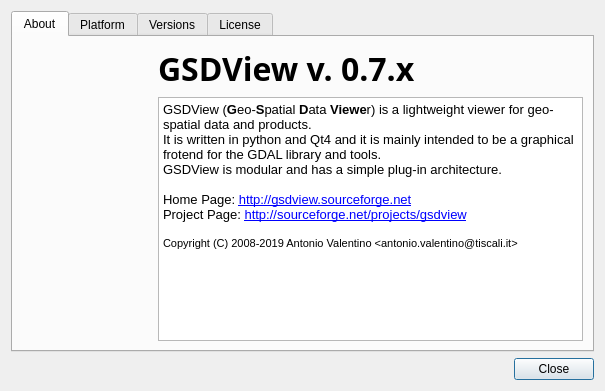
Qt form gsdview/ui/aboutdialog.ui (avalentino/gsdview) before a commit.
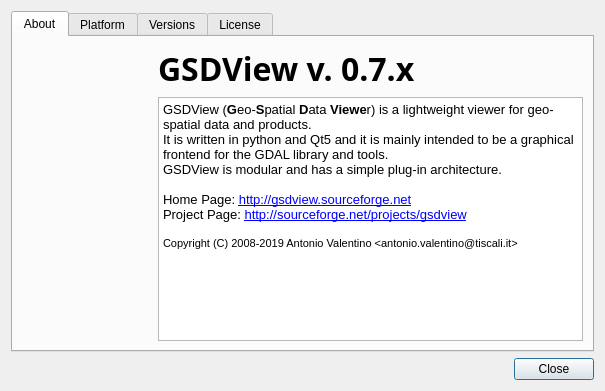
The same form after that commit. Icons and pictures are not drawn.

Diff of the .ui file:
```diff
--- a/gsdview/ui/aboutdialog.ui
+++ b/gsdview/ui/aboutdialog.ui
@@ -139,7 +139,7 @@
 p, li { white-space: pre-wrap; }
 &lt;/style&gt;&lt;/head&gt;&lt;body style=&quot; font-family:'.Helvetica Neue DeskInterface'; font-size:13pt; font-weight:400; font-style:normal;&quot;&gt;
 &lt;p style=&quot; margin-top:0px; margin-bottom:0px; margin-left:0px; margin-right:0px; -qt-block-indent:0; text-indent:0px;&quot;&gt;&lt;span style=&quot; font-family:'DejaVu Sans'; font-size:10pt;&quot;&gt;GSDView (&lt;/span&gt;&lt;span style=&quot; font-family:'DejaVu Sans'; font-size:10pt; font-weight:600;&quot;&gt;G&lt;/span&gt;&lt;span style=&quot; font-family:'DejaVu Sans'; font-size:10pt;&quot;&gt;eo-&lt;/span&gt;&lt;span style=&quot; font-family:'DejaVu Sans'; font-size:10pt; font-weight:600;&quot;&gt;S&lt;/span&gt;&lt;span style=&quot; font-family:'DejaVu Sans'; font-size:10pt;&quot;&gt;patial &lt;/span&gt;&lt;span style=&quot; font-family:'DejaVu Sans'; font-size:10pt; font-weight:600;&quot;&gt;D&lt;/span&gt;&lt;span style=&quot; font-family:'DejaVu Sans'; font-size:10pt;&quot;&gt;ata &lt;/span&gt;&lt;span style=&quot; font-family:'DejaVu Sans'; font-size:10pt; font-weight:600;&quot;&gt;Viewe&lt;/span&gt;&lt;span style=&quot; font-family:'DejaVu Sans'; font-size:10pt;&quot;&gt;r) is a lightweight viewer for geo-spatial data and products.&lt;/span&gt;&lt;/p&gt;
-&lt;p style=&quot; margin-top:0px; margin-bottom:0px; margin-left:0px; margin-right:0px; -qt-block-indent:0; text-indent:0px;&quot;&gt;&lt;span style=&quot; font-family:'DejaVu Sans'; font-size:10pt;&quot;&gt;It is written in python and Qt4 and it is mainly intended to be a graphical frotend for the GDAL library and tools.&lt;/span&gt;&lt;/p&gt;
+&lt;p style=&quot; margin-top:0px; margin-bottom:0px; margin-left:0px; margin-right:0px; -qt-block-indent:0; text-indent:0px;&quot;&gt;&lt;span style=&quot; font-family:'DejaVu Sans'; font-size:10pt;&quot;&gt;It is written in python and Qt5 and it is mainly intended to be a graphical frontend for the GDAL library and tools.&lt;/span&gt;&lt;/p&gt;
 &lt;p style=&quot; margin-top:0px; margin-bottom:0px; margin-left:0px; margin-right:0px; -qt-block-indent:0; text-indent:0px;&quot;&gt;&lt;span style=&quot; font-family:'DejaVu Sans'; font-size:10pt;&quot;&gt;GSDView is modular and has a simple plug-in architecture.&lt;/span&gt;&lt;/p&gt;
 &lt;p style=&quot;-qt-paragraph-type:empty; margin-top:0px; margin-bottom:0px; margin-left:0px; margin-right:0px; -qt-block-indent:0; text-indent:0px; font-family:'DejaVu Sans'; font-size:10pt;&quot;&gt;&lt;br /&gt;&lt;/p&gt;
 &lt;p style=&quot; margin-top:0px; margin-bottom:0px; margin-left:0px; margin-right:0px; -qt-block-indent:0; text-indent:0px;&quot;&gt;&lt;span style=&quot; font-family:'DejaVu Sans'; font-size:10pt;&quot;&gt;Home Page: &lt;/span&gt;&lt;a href=&quot;http://gsdview.sourceforge.net&quot;&gt;&lt;span style=&quot; font-family:'DejaVu Sans'; font-size:10pt; text-decoration: underline; color:#0000ff;&quot;&gt;http://gsdview.sourceforge.net&lt;/span&gt;&lt;/a&gt;&lt;/p&gt;
```
